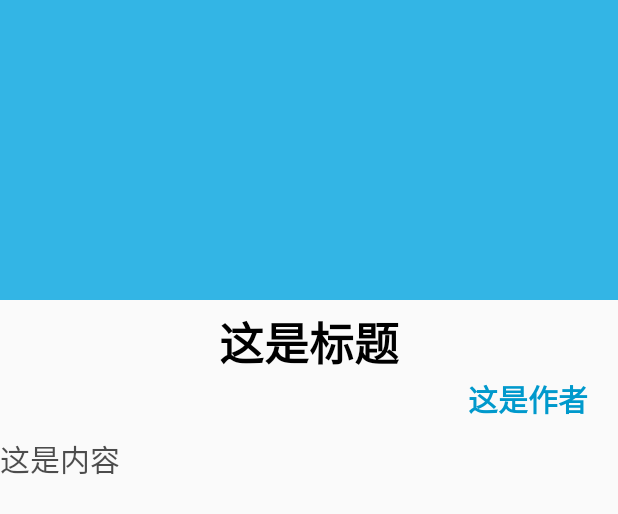
After one commit to OptimistQAQ/EdibleFlowers, an Android app: the layout activity_detail.xml on its own in the app's theme, with its tools: preview values and no code run, on a phone screen of 412 x 824 dp. The commit adds this screen. Shown: the top 514 px of the screen. Run offline under Robolectric (Android 15) with nearby library versions, the phone set to English and light mode, and no system bars; Roboto replaces fonts that are not available here.

Commit message:
:rocket: update Activity

```diff
--- a/app/src/main/AndroidManifest.xml
+++ b/app/src/main/AndroidManifest.xml
@@ -14,8 +14,10 @@
     <uses-permission android:name="android.permission.RECORD_AUDIO" />
     <uses-permission android:name="android.permission.WAKE_LOCK" />
     <uses-permission android:name="android.permission.FLASHLIGHT" />
+
     <uses-feature android:name="android.hardware.camera" />
     <uses-feature android:name="android.hardware.camera.autofocus" />
+
     <uses-permission android:name="android.permission.FLASHLIGHT" />
 
     <supports-screens
@@ -33,7 +35,8 @@
         android:roundIcon="@mipmap/ic_launcher_round"
         android:supportsRtl="true"
         android:theme="@style/AppTheme">
-        <activity android:name=".activity.PersonalActivity"></activity>
+        <activity android:name=".activity.DetailActivity"></activity>
+        <activity android:name=".activity.PersonalActivity" />
         <activity android:name=".activity.AboutUsActivity" />
 
         <meta-data
--- a/app/src/main/java/com/example/edibleflowers/activity/PersonalActivity.java
+++ b/app/src/main/java/com/example/edibleflowers/activity/PersonalActivity.java
@@ -74,7 +74,7 @@ public class PersonalActivity extends AppCompatActivity {
                     //从编辑变成完成
                     final String name = mUserNameText.getText().toString();
                     final String password = mPasswordText.getText().toString();
-                    OkGo.<String>post("http://10.132.150.15:9596/updateInfo")
+                    OkGo.<String>post("http://10.132.41.48:9596/updateInfo")
                             .params("uno", CurrentUserInfo.uno)
                             .params("nick_name", name)
                             .params("password", password)
--- a/app/src/main/java/com/example/edibleflowers/activity/RegisterActivity.java
+++ b/app/src/main/java/com/example/edibleflowers/activity/RegisterActivity.java
@@ -85,7 +85,7 @@ public class RegisterActivity extends AppCompatActivity {
             Map<String, String> param = new HashMap<>();
             param.put("name", mUserName.getText().toString());
             param.put("password", mPassword.getText().toString());
-            OkGo.<String>post("http://10.132.150.15:9596/register")
+            OkGo.<String>post("http://10.132.41.48:9596/register")
                     .params("name", mUserName.getText().toString())
                     .params("password", mPassword.getText().toString())
                     .execute(new StringCallback() {
--- a/app/src/main/java/com/example/edibleflowers/activity/SignInActivity.java
+++ b/app/src/main/java/com/example/edibleflowers/activity/SignInActivity.java
@@ -202,7 +202,7 @@ public class SignInActivity extends AppCompatActivity implements View.OnClickLis
         String bt_name = eUserName.getText().toString();
         String bt_password = ePassword.getText().toString();
 
-        OkGo.<String>post("http://10.132.150.15:9596/login")
+        OkGo.<String>post("http://10.132.41.48:9596/login")
                 .params("name", bt_name)
                 .params("password", bt_password)
                 .tag(this)
--- a/app/src/main/java/com/example/edibleflowers/fragment/home/HomeDailyRecommendFragment.java
+++ b/app/src/main/java/com/example/edibleflowers/fragment/home/HomeDailyRecommendFragment.java
@@ -92,13 +92,14 @@ public class HomeDailyRecommendFragment extends Fragment {
         List<String> img = new ArrayList<>();
         List<String> title = new ArrayList<>();
         List<String> author = new ArrayList<>();
+        List<String> main = new ArrayList<>();
 
         recyclerView = root.findViewById(R.id.ev_recommend);
         adapter = new MultiTypeAdapter();
         adapter.register(HomeDailyRecommendItem.class, new HomeDailyRecommendBinder());
         recyclerView.setAdapter(adapter);
 
-        OkGo.<String>post("http://10.132.150.15:9596/showNews")
+        OkGo.<String>post("http://10.132.41.48:9596/showNews")
                 .tag(this)
                 .execute(new StringCallback() {
                     @Override
@@ -112,12 +113,14 @@ public class HomeDailyRecommendFragment extends Fragment {
                             img.add(jsonObject.getString("nimg"));
                             author.add(jsonObject.getString("nathor"));
                             title.add(jsonObject.getString("ntitle"));
+                            main.add(jsonObject.getString("ndetail"));
                         }
                         for (int i=0; i<img.size(); i++) {
                             HomeDailyRecommendItem homeDailyRecommendItem = new HomeDailyRecommendItem();
                             homeDailyRecommendItem.setImg(img.get(i));
                             homeDailyRecommendItem.setTitle(title.get(i));
                             homeDailyRecommendItem.setAuthor(author.get(i));
+                            homeDailyRecommendItem.setMain(main.get(i));
                             mItems.add(homeDailyRecommendItem);
                         }
                         adapter.setItems(mItems);
--- /dev/null
+++ b/app/src/main/res/layout/activity_detail.xml
@@ -0,0 +1,57 @@
+<?xml version="1.0" encoding="utf-8"?>
+<ScrollView
+    xmlns:android="http://schemas.android.com/apk/res/android"
+    xmlns:app="http://schemas.android.com/apk/res-auto"
+    xmlns:tools="http://schemas.android.com/tools"
+    android:layout_width="match_parent"
+    android:layout_height="match_parent"
+    tools:context=".activity.DetailActivity">
+
+    <LinearLayout
+        android:layout_width="match_parent"
+        android:layout_height="match_parent"
+        android:orientation="vertical">
+
+        <ImageView
+            android:id="@+id/detail_img"
+            android:layout_width="match_parent"
+            android:layout_height="200dp"
+            android:background="@color/colorPrimary"
+            android:scaleType="centerCrop"/>
+
+        <TextView
+            android:id="@+id/detail_title"
+            android:layout_width="match_parent"
+            android:layout_height="wrap_content"
+            android:text="这是标题"
+            android:textStyle="bold"
+            android:textSize="30sp"
+            android:textColor="#000000"
+            android:layout_marginTop="5dp"
+            android:gravity="center_horizontal"/>
+
+        <TextView
+            android:id="@+id/detail_author"
+            android:layout_width="match_parent"
+            android:layout_height="wrap_content"
+            android:text="这是作者"
+            android:gravity="right"
+            android:layout_marginRight="20dp"
+            android:textColor="@color/colorPrimaryDark"
+            android:textStyle="bold"
+            android:textSize="20dp"/>
+
+        <TextView
+            android:id="@+id/detail_main"
+            android:layout_width="match_parent"
+            android:layout_height="wrap_content"
+            android:text="这是内容"
+            android:textSize="20sp"
+            android:layout_marginTop="10dp"
+            android:textColor="@color/black_semi_transparent"
+            />
+    </LinearLayout>
+
+
+
+</ScrollView>
--- a/app/src/main/res/layout/item_recommend.xml
+++ b/app/src/main/res/layout/item_recommend.xml
@@ -1,5 +1,6 @@
 <?xml version="1.0" encoding="utf-8"?>
-<android.support.v7.widget.CardView xmlns:android="http://schemas.android.com/apk/res/android"
+<android.support.v7.widget.CardView
+    xmlns:android="http://schemas.android.com/apk/res/android"
     android:layout_width="match_parent"
     android:layout_height="wrap_content"
     xmlns:app="http://schemas.android.com/apk/res-auto"
```
Also changed, not shown: app/src/main/java/com/example/edibleflowers/activity/DetailActivity.java (added, +50 -0 lines), app/src/main/java/com/example/edibleflowers/binder/HomeDailyRecommendBinder.java (+14 -0 lines), app/src/main/java/com/example/edibleflowers/binder/ZixunNewsBinder.java (+14 -0 lines), app/src/main/java/com/example/edibleflowers/fragment/zixun/ZixunNewsFragment.java (+4 -1 lines), app/src/main/java/com/example/edibleflowers/item/HomeDailyRecommendItem.java (+9 -0 lines), app/src/main/java/com/example/edibleflowers/item/ZixunNewsItem.java (+9 -0 lines).
